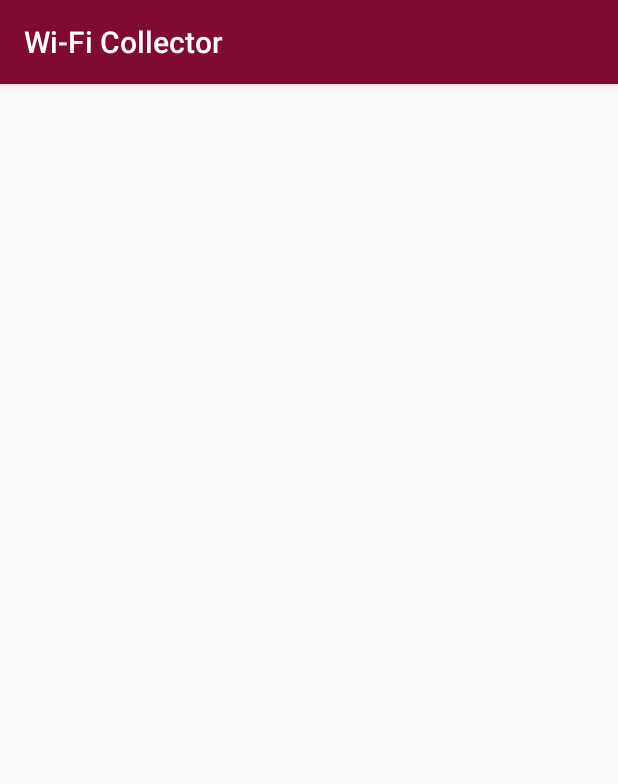
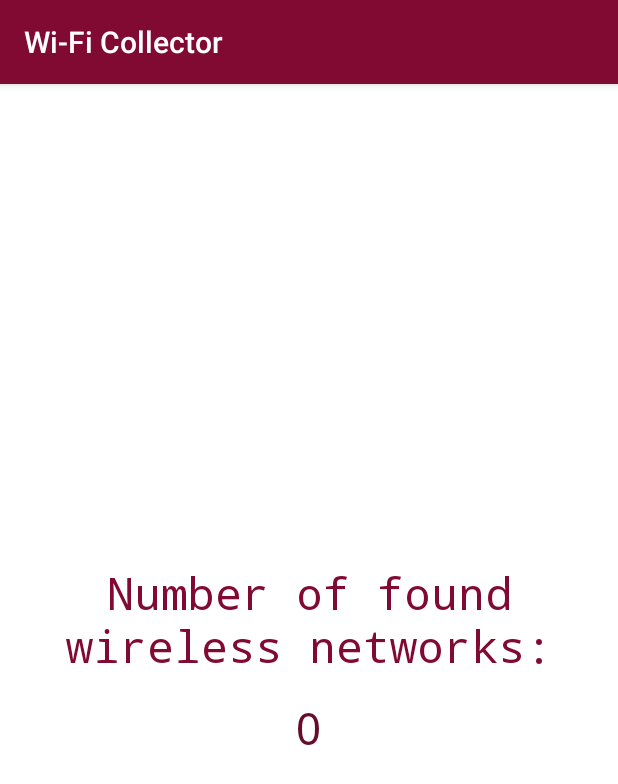
Before and after one commit to amihaylovaa/WiFi-Collector, an Android app: the screen it shows after launch (ScanActivity), after a tap on "START SCANNING", on a phone screen of 412 x 824 dp. Shown: the top 784 px of the screen. Run offline under Robolectric (Android 15) with nearby library versions, the phone set to English and light mode, and no system bars; 3 statements that could not run were skipped.

Commit message:
add text views for scan activity

```diff
--- a/app/src/main/java/com/example/wi_ficollector/activity/ScanActivity.java
+++ b/app/src/main/java/com/example/wi_ficollector/activity/ScanActivity.java
@@ -9,6 +9,7 @@ import android.net.wifi.WifiManager;
 import android.os.*;
 
 import android.util.Log;
+import android.widget.TextView;
 import android.widget.Toast;
 
 import androidx.annotation.NonNull;
@@ -46,10 +47,12 @@ public class ScanActivity extends AppCompatActivity implements LifecycleOwner {
     private ScanPreference mScanPreference;
     private WifiLocationRepository mWifiLocationRepository;
     private Thread mGPSEnablingThread;
+    private TextView mNumberOfWifiTV;
 
     @Override
     protected void onCreate(@Nullable Bundle savedInstanceState) {
         super.onCreate(savedInstanceState);
+        setContentView(R.layout.activity_scan);
         openFileOutputStream();
 
         mFusedLocationProviderClient = LocationServices.getFusedLocationProviderClient(this);
@@ -58,6 +61,10 @@ public class ScanActivity extends AppCompatActivity implements LifecycleOwner {
         mScanPreference = new ScanPreference(this);
         mWifiLocationRepository = new WifiLocationRepository();
         mGPSEnablingThread = new Thread(this::enableGPS);
+        mNumberOfWifiTV = (TextView) findViewById(R.id.numberOfWifiNetworks);
+
+        mNumberOfWifiTV.setText(String.valueOf(numOfWiFi));
+
 
         if (!isBackgroundPermissionRequestRequired()) {
             createBackgroundTask();
@@ -150,10 +157,16 @@ public class ScanActivity extends AppCompatActivity implements LifecycleOwner {
         if (!isFineLocationPermissionGranted()) {
             requestFineLocationPermission();
         } else {
-            mGPSEnablingThread.start();
+            startGPSEnablingThread();
             if (isBackgroundPermissionRequestRequired()) {
                 requestBackgroundPermission();
             }
+        }
+    }
+
+    private void startGPSEnablingThread() {
+        if (mGPSEnablingThread.getState() == Thread.State.NEW) {
+            mGPSEnablingThread.start();
         }
     }
 
@@ -204,7 +217,7 @@ public class ScanActivity extends AppCompatActivity implements LifecycleOwner {
 
     private void handleFineLocationPermissionRequestResult(int grantResult) {
         if (grantResult == PackageManager.PERMISSION_GRANTED) {
-            mGPSEnablingThread.start();
+            startGPSEnablingThread();
             if (isBackgroundPermissionRequestRequired()) {
                 requestBackgroundPermission();
             }
@@ -307,6 +320,7 @@ public class ScanActivity extends AppCompatActivity implements LifecycleOwner {
     protected void onRestart() {
         super.onRestart();
         requestLocationPermission();
+        mNumberOfWifiTV.invalidate();
     }
 
     @Override
--- a/app/src/main/java/com/example/wi_ficollector/thread/WifiReceiverThread.java
+++ b/app/src/main/java/com/example/wi_ficollector/thread/WifiReceiverThread.java
@@ -11,6 +11,7 @@ import java.util.List;
 
 import static com.example.wi_ficollector.utils.Constants.countDownLatch;
 import static com.example.wi_ficollector.utils.Constants.isAlreadyScanned;
+import static com.example.wi_ficollector.utils.Constants.numOfWiFi;
 
 public class WifiReceiverThread implements Runnable {
 
@@ -31,6 +32,7 @@ public class WifiReceiverThread implements Runnable {
             List<ScanResult> results = wifiManager.getScanResults();
 
             if (results != null && results.size() > 0) {
+                numOfWiFi += results.size();
                 WifiLocation.setScanResults(results);
             }
         }
--- a/app/src/main/java/com/example/wi_ficollector/utils/Constants.java
+++ b/app/src/main/java/com/example/wi_ficollector/utils/Constants.java
@@ -8,7 +8,7 @@ public class Constants {
     private Constants() {
     }
 
-    // 15;57 background
+    public static int numOfWiFi = 0;
     public static final String FILE_NOT_FOUND_EXCEPTION_TAG = "File not found exception thrown";
     public static final String FILE_NOT_FOUND_EXCEPTION_MESSAGE = "File does not exist, but is going to be created";
     public static final String IO_EXCEPTION_THROWN_TAG = "IO exception thrown";
--- a/app/src/main/res/layout/activity_scan.xml
+++ b/app/src/main/res/layout/activity_scan.xml
@@ -2,7 +2,28 @@
 <LinearLayout xmlns:android="http://schemas.android.com/apk/res/android"
     android:layout_width="match_parent"
     android:layout_height="match_parent"
+    android:animateLayoutChanges="false"
+    android:background="#FFFF"
+    android:fadingEdge="vertical"
     android:gravity="center"
     android:orientation="vertical">
 
+    <TextView
+        android:id="@+id/textContent"
+        android:layout_width="match_parent"
+        android:layout_height="90dp"
+        android:fontFamily="monospace"
+        android:text="@string/show_content"
+        android:textAlignment="center"
+        android:textColor="@color/colorPrimary"
+        android:textSize="30sp" />
+
+    <TextView
+        android:id="@+id/numberOfWifiNetworks"
+        android:layout_width="wrap_content"
+        android:layout_height="wrap_content"
+        android:fontFamily="monospace"
+        android:textColor="@color/colorPrimaryDark"
+        android:textSize="30sp" />
+
 </LinearLayout>
--- a/app/src/main/res/values/strings.xml
+++ b/app/src/main/res/values/strings.xml
@@ -7,4 +7,6 @@
     <string name="OK">OK</string>
     <string name="launching_key">Show dialog intro</string>
     <string name="rationale_dialog_key">Show background permission rationale</string>
+    <string name="show_content">Number of found wireless networks:</string>
+
 </resources>
```
